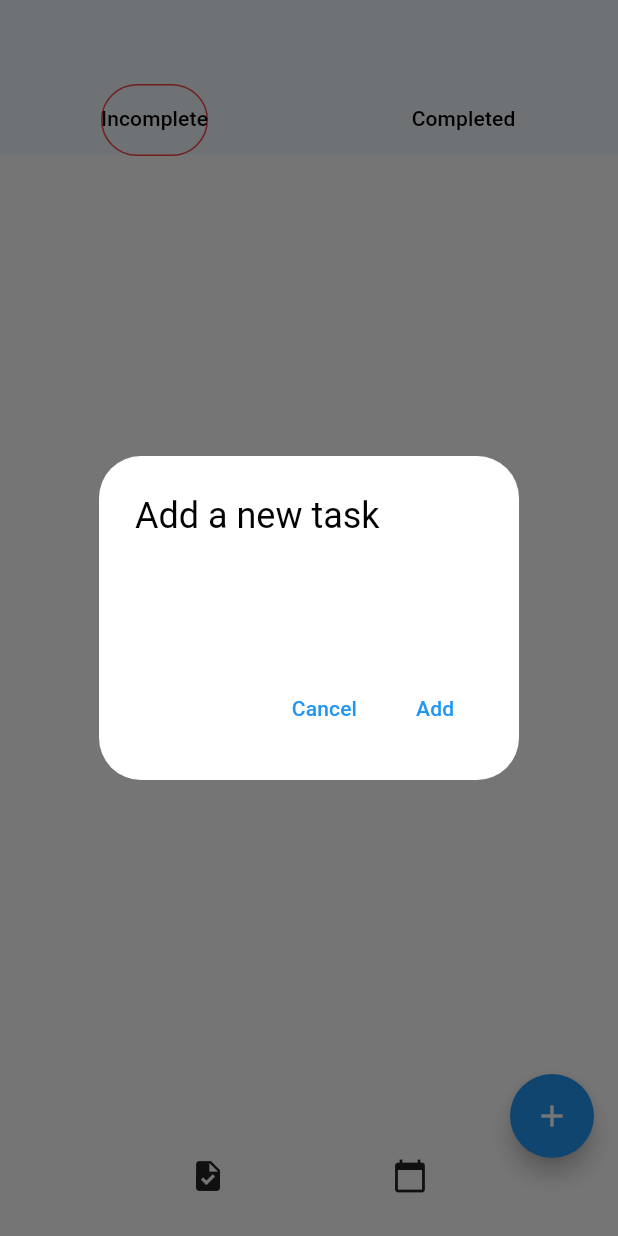
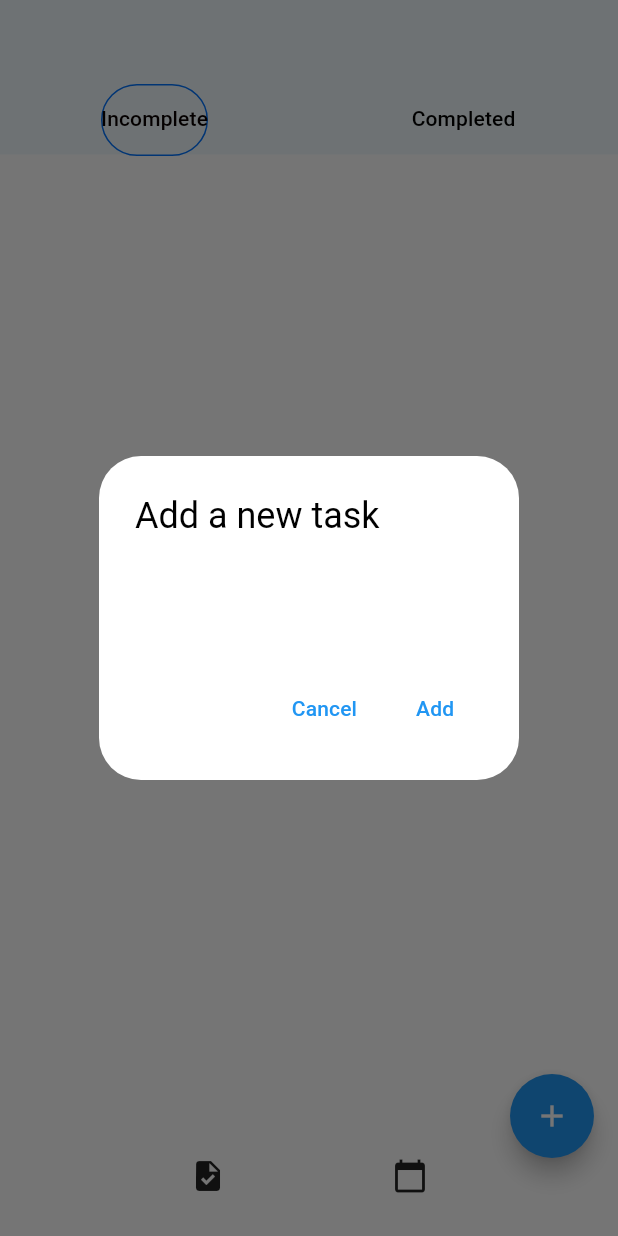
Before and after one commit to Ragunath041/todo-app, a Flutter app: the screen it shows after launch, after a tap on the "add" icon, on a phone screen of 412 x 824 dp. Run offline on Flutter 3.47's test engine with Material 3 defaults, Android fonts, the phone set to English and light mode, and no system bars.

```diff
--- a/lib/main.dart
+++ b/lib/main.dart
@@ -1,5 +1,4 @@
 import 'package:flutter/material.dart';
-
 
 void main() {
   runApp(const MyApp());
@@ -11,7 +10,7 @@ class MyApp extends StatelessWidget {
   @override
   Widget build(BuildContext context) {
     return MaterialApp(
-      title: 'Flutter Demo',
+      title: 'To Do App',
       theme: ThemeData(
         colorScheme: ColorScheme.fromSwatch(
           backgroundColor: const Color.fromARGB(229, 238, 248, 252),
@@ -46,8 +45,6 @@ class _HomeScreenState extends State<HomeScreen> {
   late TextEditingController textController;
   List<Task> todoList = [];
 
-  get completedList => null;
-
   @override
   void initState() {
     super.initState();
@@ -80,23 +77,18 @@ class _HomeScreenState extends State<HomeScreen> {
   @override
   Widget build(BuildContext context) {
     return Scaffold(
-      // appBar: AppBar(
-      //   title: const Text('To Do App'),
-      //   backgroundColor: Color.fromARGB(255, 251, 252, 253),
-      // ),
       body: DefaultTabController(
         length: 2,
         child: Scaffold(
           appBar: AppBar(
             backgroundColor: const Color.fromARGB(229, 238, 248, 252),
             bottom: TabBar(
-
               labelColor: const Color.fromARGB(255, 8, 0, 0),
               indicator: BoxDecoration(
                 borderRadius: BorderRadius.circular(191),
                 border: Border.all(
-                      color: const Color.fromARGB(255, 251, 65, 65), // Outline color
-                      width: 1, // Outline width
+                  color: const Color.fromARGB(255, 3, 115, 252),
+                  width: 1,
                 ),
               ),
               tabs: const [
@@ -105,7 +97,6 @@ class _HomeScreenState extends State<HomeScreen> {
               ],
             ),
           ),
-
           body: TabBarView(
             children: [
               _buildTaskList(getIncompleteTasks()),
@@ -147,14 +138,22 @@ class _HomeScreenState extends State<HomeScreen> {
             shape: const CircleBorder(),
           ),
           floatingActionButtonLocation: FloatingActionButtonLocation.endDocked,
-          bottomNavigationBar: const BottomAppBar(
+          bottomNavigationBar: BottomAppBar(
             color: Color.fromARGB(255, 255, 255, 255),
             child: Row(
               mainAxisAlignment: MainAxisAlignment.spaceEvenly,
               crossAxisAlignment: CrossAxisAlignment.center,
               children: [
                 Icon(Icons.task),
-                Icon(Icons.calendar_today),
+                GestureDetector(
+                  onTap: () {
+                    Navigator.push(
+                      context,
+                      MaterialPageRoute(builder: (context) => CalenderPage()),
+                    );
+                  },
+                  child: Icon(Icons.calendar_today),
+                ),
               ],
             ),
           ),
@@ -219,9 +218,23 @@ class _HomeScreenState extends State<HomeScreen> {
     setState(() {
       if (isCompleted) {
         todoList.removeAt(index);
-      } else {
-        completedList.removeAt(index);
       }
     });
   }
 }
+
+class CalenderPage extends StatelessWidget {
+  const CalenderPage({Key? key}) : super(key: key);
+
+  @override
+  Widget build(BuildContext context) {
+    return Scaffold(
+      appBar: AppBar(
+        title: Text("Calendar Page"),
+      ),
+      body: Center(
+        child: Text('This is Calendar Page'),
+      ),
+    );
+  }
+}
```
Lines whose indentation alone changed are shown as unchanged.
